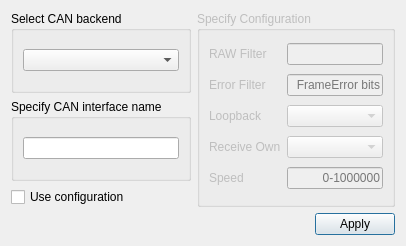
Qt form examples/serialbus/can/settingsdialog.ui (qt/qtserialbus) before a commit.
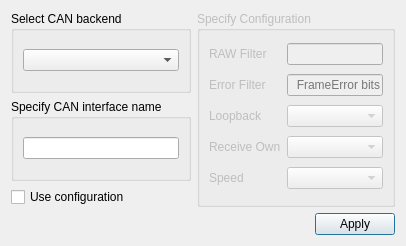
The same form after that commit.

Commit message:
Improve selection of bitrate in the CAN example
Now is used the QComboBox with the predetermined minimum set
of speeds. Also, it is possible to setup any other custom speed.

Patch:
```diff
--- a/examples/serialbus/can/settingsdialog.ui
+++ b/examples/serialbus/can/settingsdialog.ui
@@ -91,13 +91,7 @@
        </widget>
       </item>
       <item row="5" column="1">
-       <widget class="QLineEdit" name="speedEdit">
-        <property name="alignment">
-         <set>Qt::AlignRight|Qt::AlignTrailing|Qt::AlignVCenter</set>
-        </property>
-        <property name="placeholderText">
-         <string>0-1000000</string>
-        </property>
+       <widget class="QComboBox" name="speedBox">
        </widget>
       </item>
       <item row="4" column="1">
```
Left out of the diff: 3 changed lines with no effect on the pictures. The commit also changes 2 other files.
